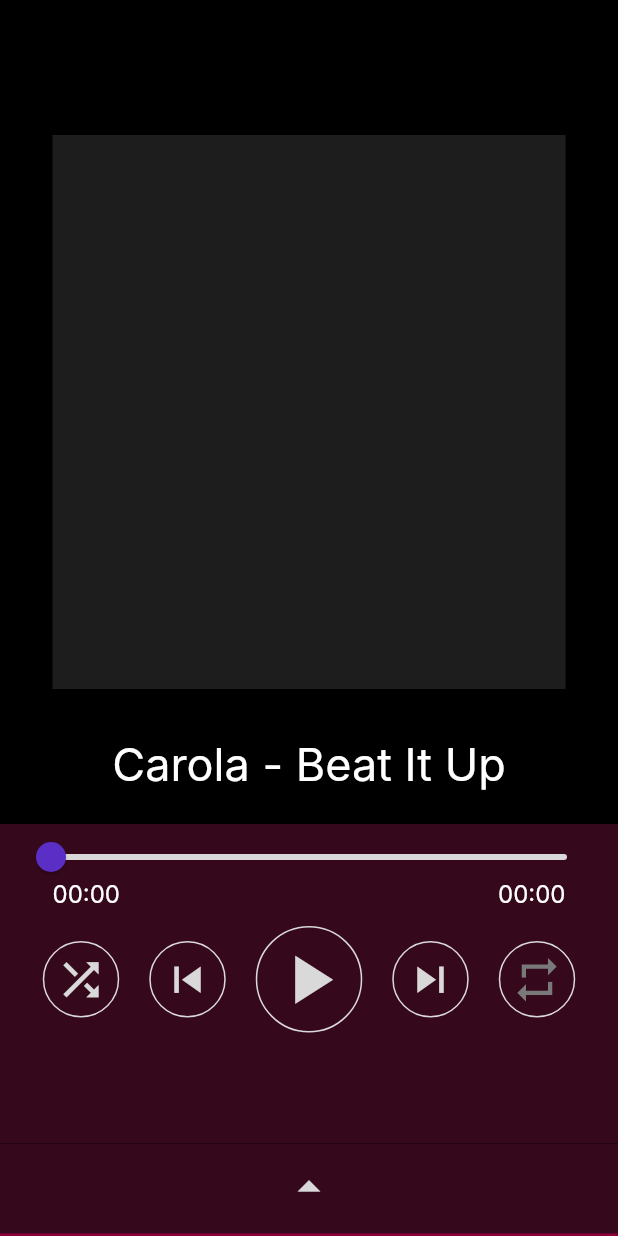
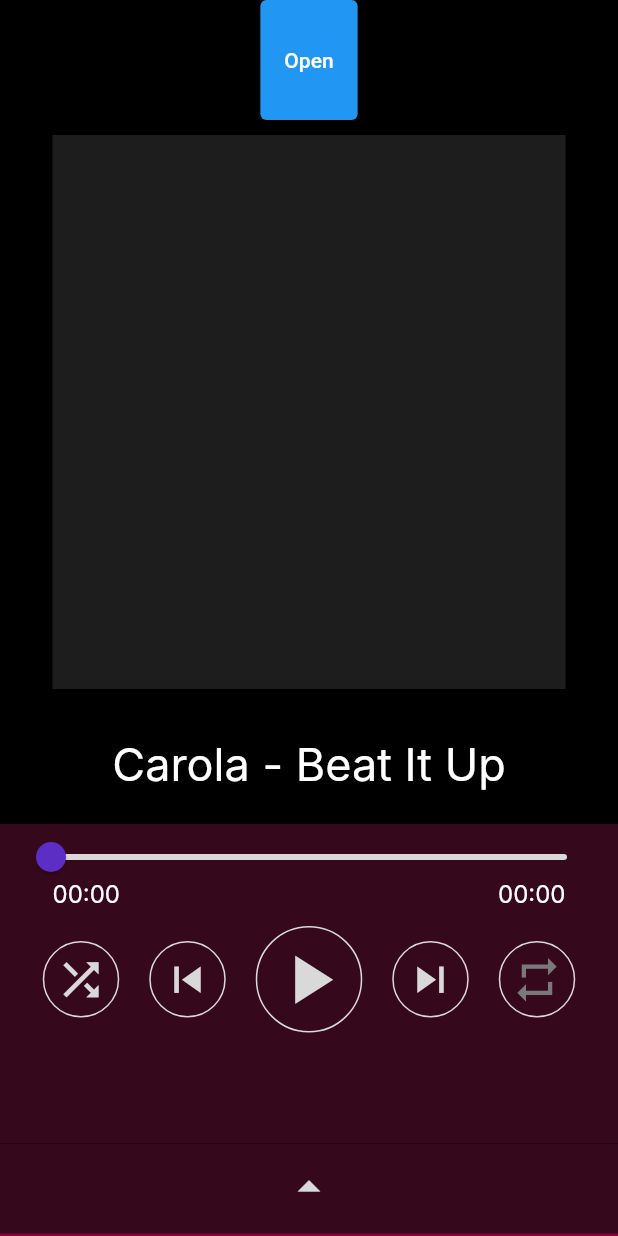
Before and after one commit to n3wzd/FlutPlayer, a Flutter app: the screen it shows after launch, on a phone screen of 412 x 824 dp. Run offline on Flutter 3.47's test engine with Material 2 defaults, Android fonts, the phone set to English and light mode, and no system bars; our stand-ins replace assets_audio_player, file_picker; Roboto replaces fonts that are missing (Inter).

```diff
--- a/lib/pages/page1/center.dart
+++ b/lib/pages/page1/center.dart
@@ -5,17 +5,22 @@ import '../style/colors.dart';
 import '../style/text.dart';
 
 class CenterSection extends StatelessWidget {
-  const CenterSection({Key? key, required this.assetsAudioPlayer})
+  const CenterSection(
+      {Key? key, required this.assetsAudioPlayer, required this.filesOpen})
       : super(key: key);
   final AssetsAudioPlayer assetsAudioPlayer;
+  final VoidCallback filesOpen;
 
   @override
   Widget build(BuildContext context) {
     return Column(
       children: [
-        const SizedBox(
+        SizedBox(
           height: 80,
-          child: SizedBox(height: 1),
+          child: ElevatedButton(
+            onPressed: filesOpen,
+            child: const Text('Open'),
+          ),
         ),
         Expanded(
           child: Container(
--- a/pubspec.yaml
+++ b/pubspec.yaml
@@ -10,6 +10,7 @@ dependencies:
   flutter:
     sdk: flutter
   assets_audio_player: ^3.0.8
+  file_picker: ^6.0.0
 
 dev_dependencies:
   flutter_test:
```
Also changed, not shown: lib/pages/page1.dart (+18 -1 lines).
